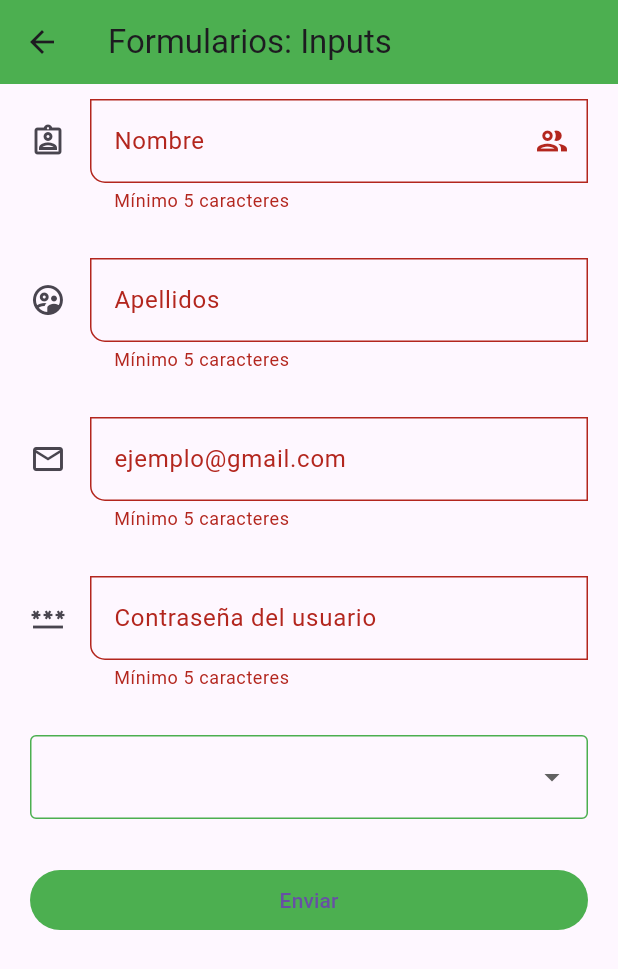
After one commit to Vctor04/fl_components, a Flutter app: the InputsScreen screen opened by its route, after a tap on "Enviar", on a phone screen of 412 x 824 dp. The commit adds this screen. Shown: the top 969 px of the screen. Run offline on Flutter 3.47's test engine with Material 3 defaults, Android fonts, the phone set to English and light mode, and no system bars.

Commit message:
Formularios (Parte 1)

```diff
--- a/lib/app_routes/app_routes.dart
+++ b/lib/app_routes/app_routes.dart
@@ -14,6 +14,7 @@ class AppRoutes {
     MenuOption(route: 'card', icon: Icons.credit_card, name: 'Cards', screen: const CardScreen()),
     MenuOption(route: 'avatar', icon: Icons.supervised_user_circle_outlined, name: 'Avatar', screen: const AvatarScreen()),
     MenuOption(route: 'animated', icon: Icons.play_circle_fill_outlined, name: 'Animated Container', screen: const AnimatedScreen()),
+    MenuOption(route: 'inputs', icon: Icons.input_rounded, name: 'Formularios: Inputs', screen: const InputsScreen()),
   ];
 
   static Map<String, Widget Function(BuildContext)> getAppRoutes(){
--- /dev/null
+++ b/lib/screens/inputs_screen.dart
@@ -0,0 +1,101 @@
+import 'package:fl_components/widgets/widgets.dart';
+import 'package:flutter/material.dart';
+
+class InputsScreen extends StatelessWidget {
+
+  const InputsScreen({Key? key}) : super(key: key);
+
+  @override
+  Widget build(BuildContext context) {
+
+    final myFormkey = GlobalKey<FormState>();
+
+    final Map<String, String> formValues = {
+      'nombre':     'Anselmo',
+      'apellidos':  'Godofredo Orador',
+      'email':      'anselmo123@gmail.com',
+      'password':   '123456',
+      'rol':        'usuario'
+    };
+
+    return Scaffold(
+      appBar: AppBar(
+        title: const Text('Formularios: Inputs'),
+      ),
+      body: SingleChildScrollView(
+        padding: EdgeInsets.symmetric(horizontal: 20, vertical: 10),
+        child: Form(
+          key: myFormkey,
+          child: Column(
+            children: [
+              CustomTextFormField(
+                hintText: 'Nombre',
+                labelText: 'Nombre',
+                helperText: 'Introduce solo texto',
+                icon: Icons.assignment_ind_outlined,
+                suffixIcon: Icons.group_outlined,
+                formProperty: 'nombre',
+                formValues: formValues,
+              ),
+              SizedBox(height: 30),
+              CustomTextFormField(
+                hintText: 'Apellidos',
+                labelText: 'Apellidos',
+                icon: Icons.supervised_user_circle_outlined,
+                formProperty: 'apellidos',
+                formValues: formValues,
+              ),
+              SizedBox(height: 30),
+              CustomTextFormField(
+                hintText: 'E-Mail',
+                labelText: 'ejemplo@gmail.com',
+                icon: Icons.email_outlined,
+                keyboardType: TextInputType.emailAddress,
+                formProperty: 'email',
+                formValues: formValues,
+              ),
+              SizedBox(height: 30),
+              CustomTextFormField(
+                hintText: 'Contraseña',
+                helperText: 'Mínimo 8 caracateres con una mayús',
+                labelText: 'Contraseña del usuario',
+                icon: Icons.password_outlined,
+                obscureText: true,
+                formProperty: 'password',
+                formValues: formValues,
+              ),
+              SizedBox(height: 30),
+              DropdownButtonFormField(
+                items: [
+                  DropdownMenuItem(child: Text('Usuario'), value: 'usuario',),
+                  DropdownMenuItem(child: Text('Editor'), value: 'editor',),
+                  DropdownMenuItem(child: Text('Administrador'), value: 'administrador',),
+                ],
+                onChanged: (value){
+                  formValues['rol'] = value ?? 'usuario';
+                }),
+              SizedBox(height: 30),
+              ElevatedButton(
+                child: SizedBox(
+                  width: double.infinity,
+                  child: Center(child: Text('Enviar'))
+                ),
+                onPressed: () {
+
+                  FocusScope.of(context).requestFocus(FocusNode());
+
+                  if(!myFormkey.currentState!.validate()){
+                    print('El formulario contiene errores');
+                    return;
+                  }
+                  print(formValues);
+                },
+              )
+
+
+          ],),
+        )
+      ),
+    );
+  }
+}
--- a/lib/screens/screens.dart
+++ b/lib/screens/screens.dart
@@ -5,3 +5,4 @@ export 'package:fl_components/screens/listview1_screen.dart';
 export 'package:fl_components/screens/listview2_screen.dart';
 export 'package:fl_components/screens/avatar_screen.dart';
 export 'package:fl_components/screens/animated_screen.dart';
+export 'package:fl_components/screens/inputs_screen.dart';
--- a/lib/theme/app_theme.dart
+++ b/lib/theme/app_theme.dart
@@ -33,6 +33,22 @@ class AppTheme {
             shape: StadiumBorder(),
             elevation: 0,
           )
+        ),
+
+        //InputDecoration
+        inputDecorationTheme: const InputDecorationTheme(
+          floatingLabelStyle: TextStyle( color: primary ),
+          enabledBorder: OutlineInputBorder(
+            borderSide: BorderSide( color: primary ),
+            //borderRadius: BorderRadius.only( bottomLeft: Radius.circular(10))
+          ),
+          focusedBorder: OutlineInputBorder(
+            borderSide: BorderSide( color: primary ),
+            //borderRadius: BorderRadius.only( bottomLeft: Radius.circular(10))
+          ),
+          border: OutlineInputBorder(
+            borderRadius: BorderRadius.only( bottomLeft: Radius.circular(10))
+          ),
         )
 
       );
--- /dev/null
+++ b/lib/widgets/custom_text_form_field.dart
@@ -0,0 +1,46 @@
+import 'package:flutter/material.dart';
+
+class CustomTextFormField extends StatelessWidget {
+
+  final String? hintText;
+  final String? labelText;
+  final String? helperText;
+  final IconData? icon;
+  final IconData? suffixIcon;
+  final TextInputType? keyboardType;
+  final bool obscureText;
+
+  final String formProperty;
+  final Map<String, String> formValues;
+
+  const CustomTextFormField({
+    super.key, this.hintText, this.labelText, this.helperText, this.icon, this.suffixIcon, this.keyboardType, this.obscureText=false, required this.formProperty, required this.formValues,
+  });
+
+  @override
+  Widget build(BuildContext context) {
+    return TextFormField(
+      autofocus: true,
+      //initialValue: 'Batman',
+      textCapitalization: TextCapitalization.words,
+      keyboardType: keyboardType,
+      obscureText: obscureText,
+      onChanged: (value) => formValues[formProperty] = value,
+      validator: (value) {
+        if ( value!.length < 5 ) {
+          return 'Mínimo 5 caracteres';
+        }
+      },
+      autovalidateMode: AutovalidateMode.onUserInteraction,
+      decoration: InputDecoration(
+        hintText: hintText,
+        labelText: labelText,
+        helperText: helperText,
+        //prefixIcon: Icon(Icons.verified_user_outlined),
+        icon: Icon(icon),
+        suffixIcon: Icon(suffixIcon),
+
+      ),
+    );
+  }
+}
--- a/lib/widgets/widgets.dart
+++ b/lib/widgets/widgets.dart
@@ -1,2 +1,3 @@
 export 'package:fl_components/widgets/custom_card_tipo_1.dart';
 export 'package:fl_components/widgets/custom_card_tipo_2.dart';
+export 'package:fl_components/widgets/custom_text_form_field.dart';
```
